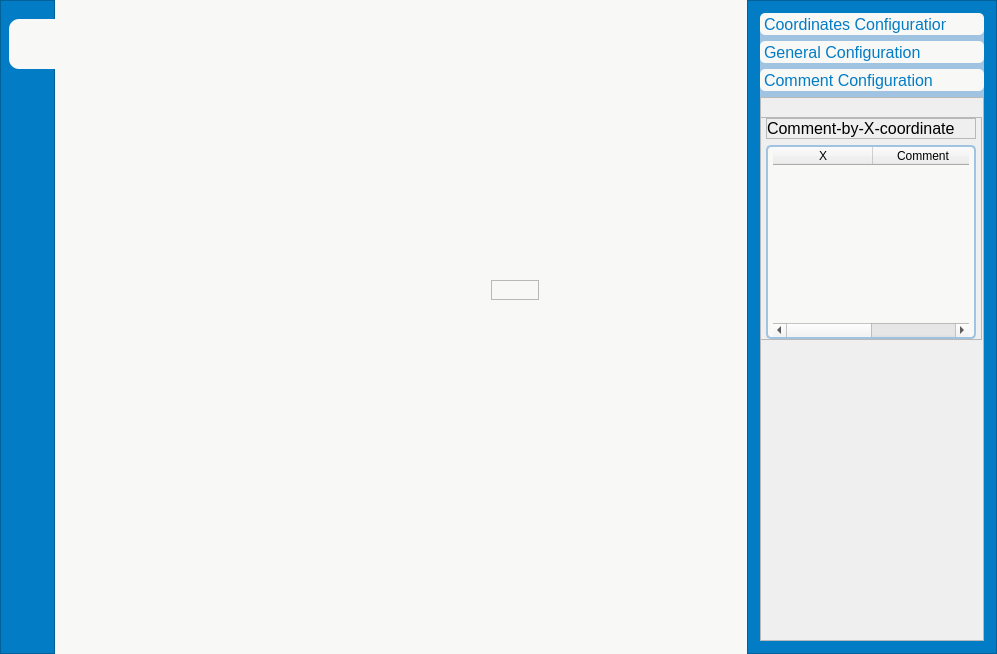
Above: interface.ui from vikesaki/University_MaximaAdditionalGraphicalUtility before the change. Below: the same form after it.
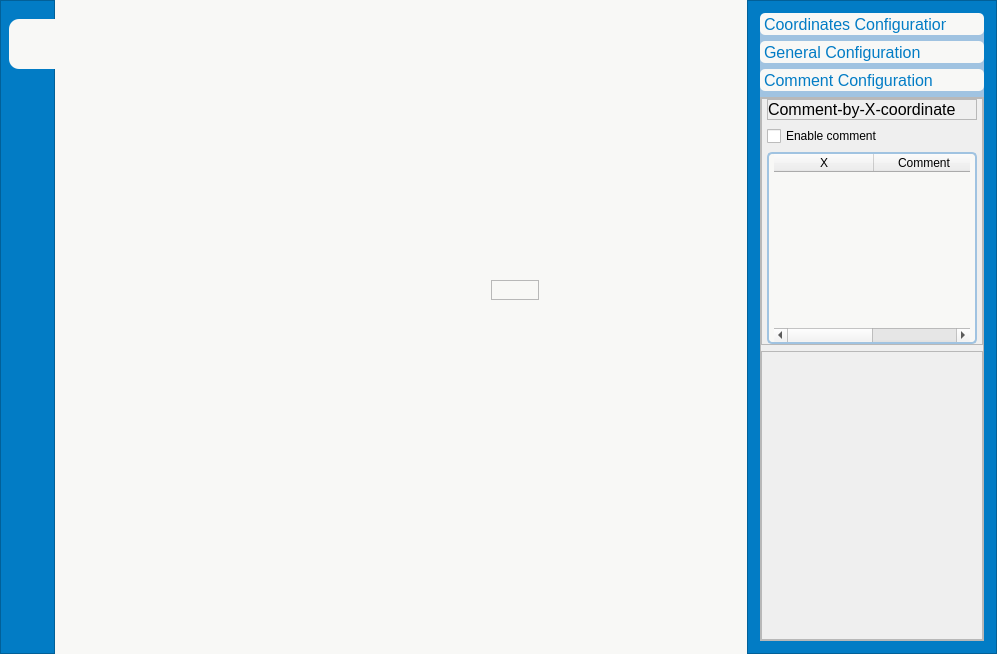
That is the form after the change. Icons and pictures are not drawn. Custom widgets are drawn as their Qt base class.

Commit message: x coordinates based comments

Patch:
```diff
--- a/interface.ui
+++ b/interface.ui
@@ -2053,15 +2053,21 @@
              <property name="frameShadow">
               <enum>QFrame::Raised</enum>
              </property>
+             <layout class="QVBoxLayout" name="verticalLayout_12">
+              <property name="leftMargin">
+               <number>0</number>
+              </property>
+              <property name="topMargin">
+               <number>0</number>
+              </property>
+              <property name="rightMargin">
+               <number>0</number>
+              </property>
+              <property name="bottomMargin">
+               <number>0</number>
+              </property>
+              <item>
              <widget class="QFrame" name="frame_32">
-              <property name="geometry">
-               <rect>
-                <x>0</x>
-                <y>20</y>
-                <width>222</width>
-                <height>223</height>
-               </rect>
-              </property>
               <property name="sizePolicy">
                <sizepolicy hsizetype="Preferred" vsizetype="Fixed">
                 <horstretch>0</horstretch>
@@ -2138,6 +2144,13 @@
                  </layout>
                 </widget>
                </item>
+                 <item>
+                  <widget class="QCheckBox" name="checkBox_CommentX">
+                   <property name="text">
+                    <string>Enable comment</string>
+                   </property>
+                  </widget>
+                 </item>
                <item>
                 <widget class="QTableWidget" name="tableWidget_CoordinatesComment">
                  <property name="editTriggers">
@@ -2160,6 +2173,24 @@
                </item>
               </layout>
              </widget>
+              </item>
+              <item>
+               <widget class="QFrame" name="frame_34">
+                <property name="sizePolicy">
+                 <sizepolicy hsizetype="Preferred" vsizetype="Expanding">
+                  <horstretch>0</horstretch>
+                  <verstretch>0</verstretch>
+                 </sizepolicy>
+                </property>
+                <property name="frameShape">
+                 <enum>QFrame::StyledPanel</enum>
+                </property>
+                <property name="frameShadow">
+                 <enum>QFrame::Raised</enum>
+                </property>
+               </widget>
+              </item>
+             </layout>
             </widget>
            </item>
           </layout>
```
Lines whose indentation alone changed are shown as unchanged. The commit also changes 5 other files.
